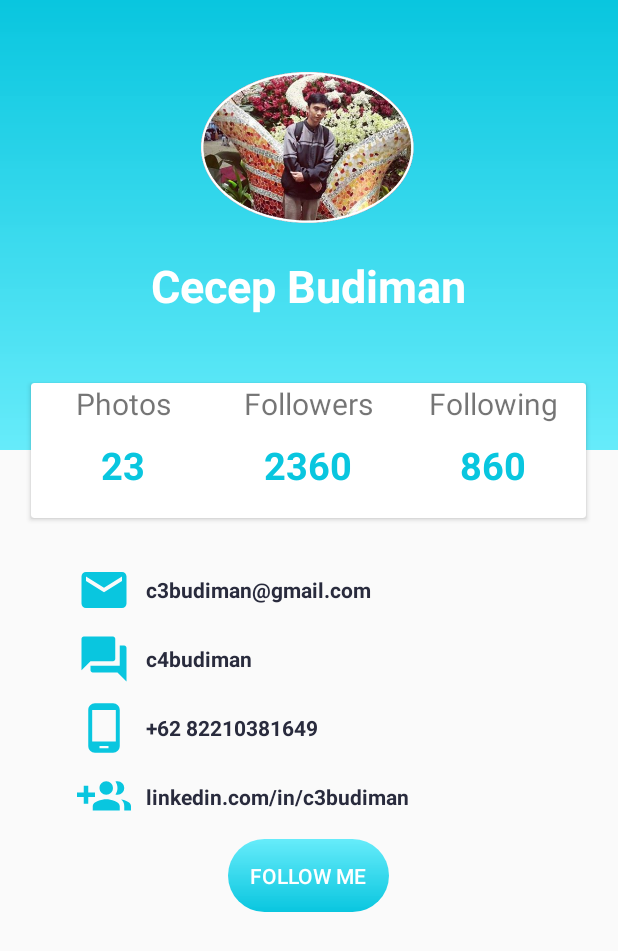
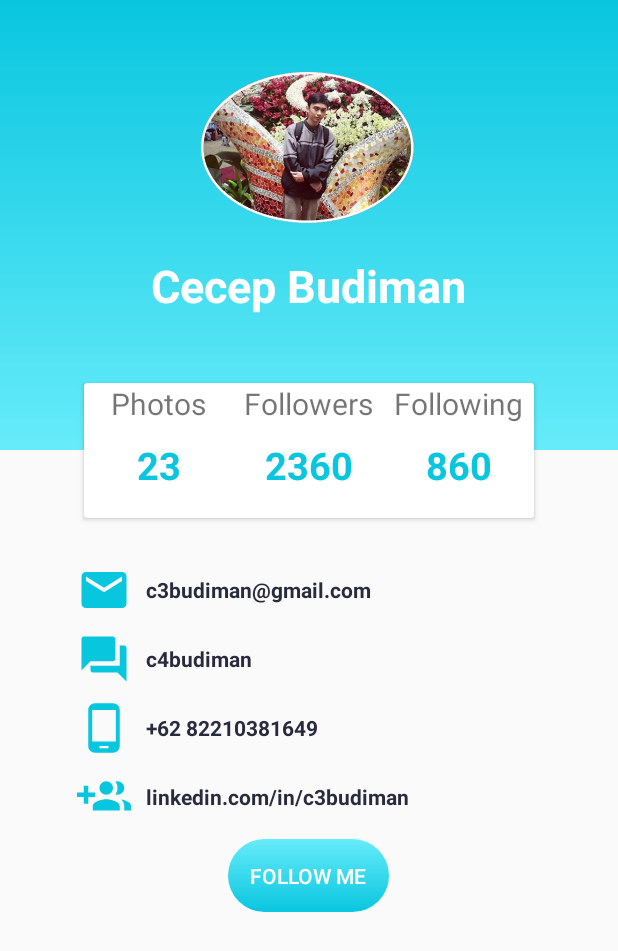
Before and after one commit to c3budiman/TestAndroidStudioProfile, an Android app: the screen it shows after launch (MainActivity), on a phone screen of 412 x 824 dp. Shown: the top 951 px of the screen. Run offline under Robolectric (Android 15) with nearby library versions, the phone set to English and light mode, and no system bars.

Commit message:
scrollview

```diff
--- a/app/src/main/res/layout/activity_main.xml
+++ b/app/src/main/res/layout/activity_main.xml
@@ -1,13 +1,18 @@
 <?xml version="1.0" encoding="utf-8"?>
-<LinearLayout xmlns:android="http://schemas.android.com/apk/res/android"
+
+<ScrollView xmlns:android="http://schemas.android.com/apk/res/android"
     xmlns:app="http://schemas.android.com/apk/res-auto"
     xmlns:tools="http://schemas.android.com/tools"
     android:layout_width="match_parent"
     android:layout_height="match_parent"
     tools:context=".MainActivity"
-    android:background="@color/grayLight"
-    android:orientation="vertical"
     >
+    <LinearLayout
+        android:layout_width="match_parent"
+        android:layout_height="match_parent"
+        android:background="@color/grayLight"
+        android:orientation="vertical" >
+
     <RelativeLayout
         android:layout_width="match_parent"
         android:layout_height="355dp">
@@ -34,7 +39,7 @@
                 />
         </LinearLayout>
         <android.support.v7.widget.CardView
-            android:layout_width="370dp"
+            android:layout_width="300dp"
             android:layout_height="90dp"
             android:layout_centerHorizontal="true"
             android:layout_marginTop="255dp"
@@ -217,3 +222,4 @@
         android:textColor="#fff"
         />
 </LinearLayout>
+</ScrollView>
```
